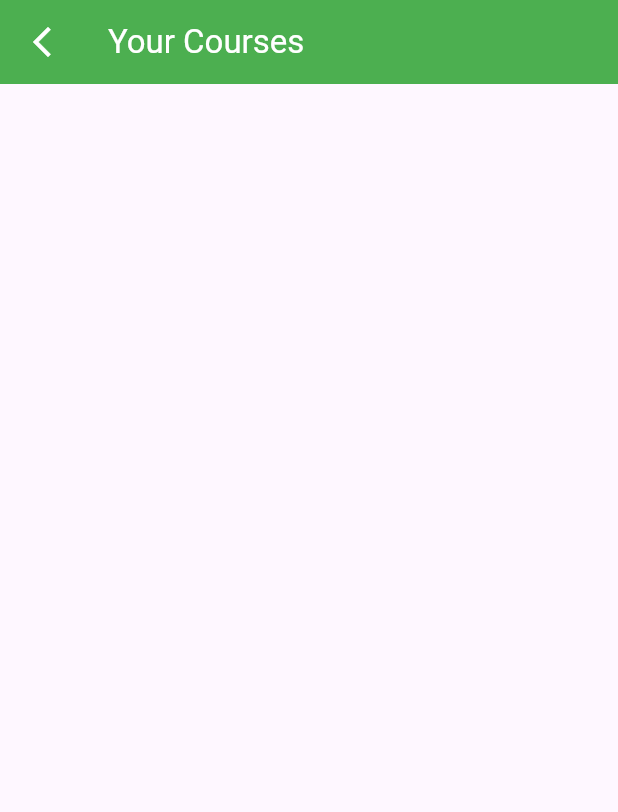
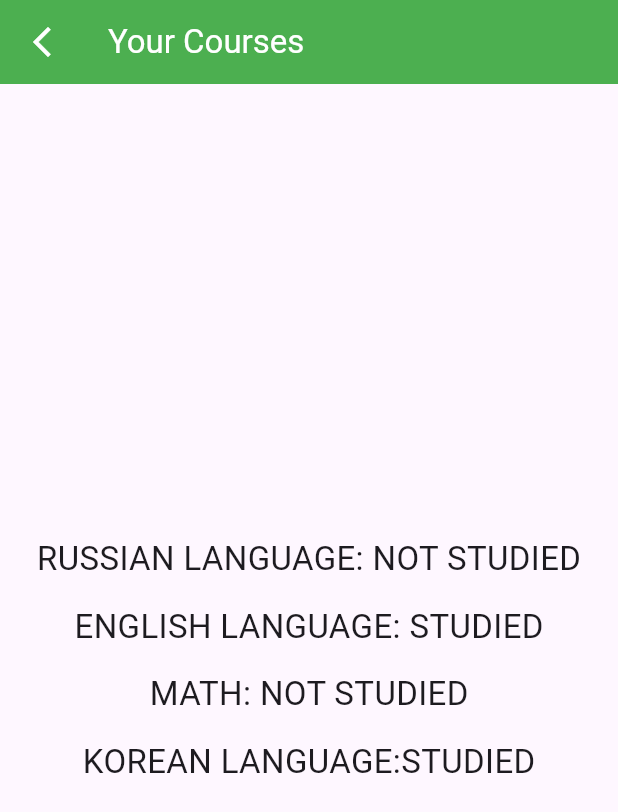
Before and after one commit to dadaxon1106/homework_navigator, a Flutter app: the CoursePage screen opened by its route, on a phone screen of 412 x 824 dp. Shown: the top 812 px of the screen. Run offline on Flutter 3.47's test engine with Material 2 defaults, Android fonts, the phone set to English and light mode, and no system bars.

Commit message:
changed course page

```diff
--- a/lib/contactpage/contact_view.dart
+++ b/lib/contactpage/contact_view.dart
@@ -8,6 +8,12 @@ class ContactPage extends StatelessWidget {
   Widget build(BuildContext context) {
     return Scaffold(
       appBar: AppBar(
+        leading: IconButton(
+          onPressed: () {
+            Navigator.pop(context);
+          },
+          icon: const Icon(Icons.arrow_back_ios),
+        ),
         title: const Text("Contact Us"),
         centerTitle: true,
         backgroundColor: Colors.blue,
--- a/lib/coursepage/courses_view.dart
+++ b/lib/coursepage/courses_view.dart
@@ -17,6 +17,38 @@ class CoursePage extends StatelessWidget {
         backgroundColor: Colors.green,
         foregroundColor: Colors.white,
       ),
+      body: const Center(
+        child: Column(
+          mainAxisAlignment: MainAxisAlignment.center,
+          children: [
+            Text(
+              "RUSSIAN LANGUAGE: NOT STUDIED",
+              style: TextStyle(fontSize: 22),
+            ),
+            SizedBox(
+              height: 14,
+            ),
+            Text(
+              "ENGLISH LANGUAGE: STUDIED",
+              style: TextStyle(fontSize: 22),
+            ),
+            SizedBox(
+              height: 14,
+            ),
+            Text(
+              "MATH: NOT STUDIED",
+              style: TextStyle(fontSize: 22),
+            ),
+            SizedBox(
+              height: 14,
+            ),
+            Text(
+              "KOREAN LANGUAGE:STUDIED",
+              style: TextStyle(fontSize: 22),
+            ),
+          ],
+        ),
+      ),
     );
   }
 }
```
